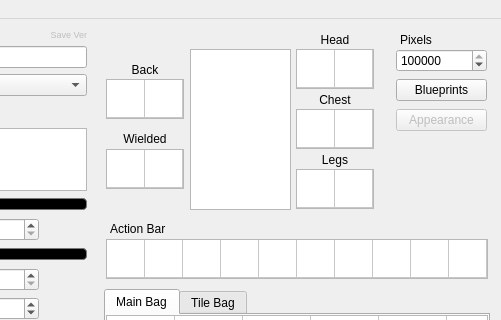
Qt form starcheat/templates/MainWindow.ui (wizzomafizzo/starcheat) before a commit; both pictures show x 214 to 715 and y 0 to 320 of the 715 by 500 pixel window.
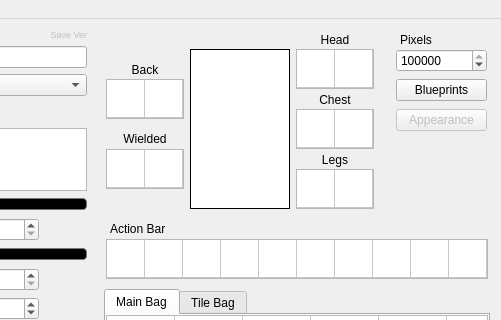
The same form after that commit.

Commit message: Initial player preview support

```diff
--- a/starcheat/templates/MainWindow.ui
+++ b/starcheat/templates/MainWindow.ui
@@ -694,16 +694,6 @@
      <number>99999999</number>
     </property>
    </widget>
-   <widget class="QGraphicsView" name="player_pic">
-    <property name="geometry">
-     <rect>
-      <x>404</x>
-      <y>30</y>
-      <width>101</width>
-      <height>161</height>
-     </rect>
-    </property>
-   </widget>
    <widget class="QLabel" name="left_hand_label_2">
     <property name="geometry">
      <rect>
@@ -1134,6 +1124,28 @@
      <string>Action Bar</string>
     </property>
    </widget>
+   <widget class="QLabel" name="player_preview">
+    <property name="geometry">
+     <rect>
+      <x>404</x>
+      <y>30</y>
+      <width>100</width>
+      <height>160</height>
+     </rect>
+    </property>
+    <property name="styleSheet">
+     <string notr="true">background-color: white;</string>
+    </property>
+    <property name="frameShape">
+     <enum>QFrame::Box</enum>
+    </property>
+    <property name="text">
+     <string/>
+    </property>
+    <property name="alignment">
+     <set>Qt::AlignCenter</set>
+    </property>
+   </widget>
    <widget class="QWidget" name="">
     <property name="geometry">
      <rect>
```
Left out of the diff: 3 changed lines with no effect on the pictures. The commit also changes 2 other files.
